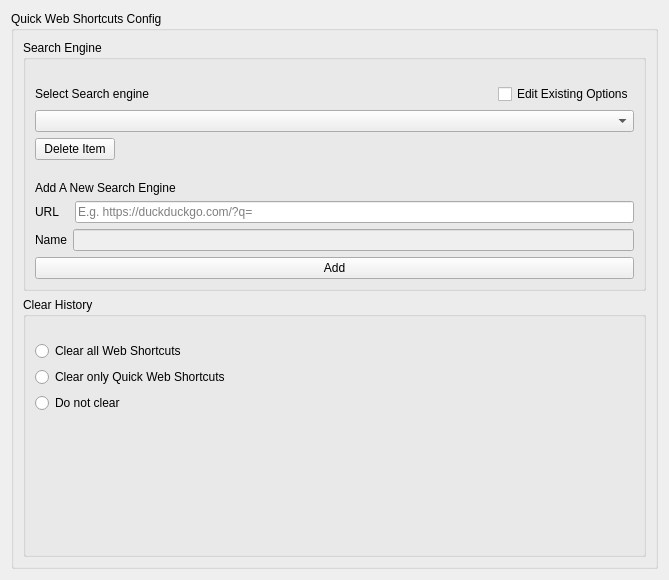
Qt form src/config/quick_web_shortcuts_config.ui (alex1701c/QuickWebShortcuts) before a commit.
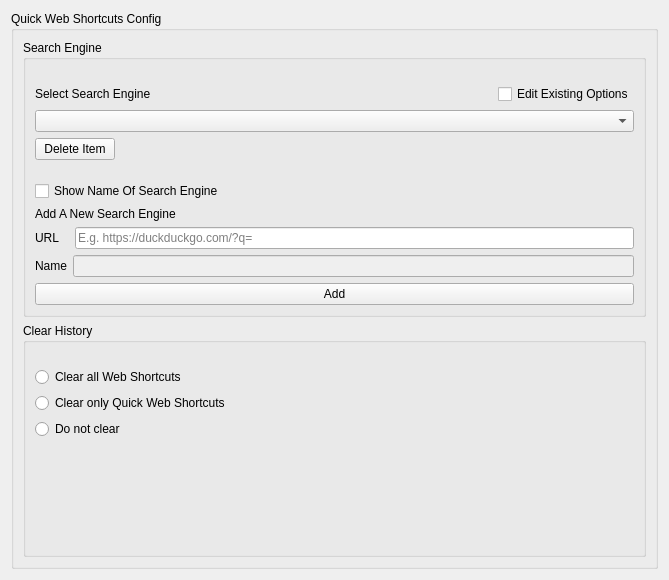
The same form after that commit. Icons and pictures are not drawn.

Commit message: Icons, bug fixes, option for search engine name

```diff
--- a/src/config/quick_web_shortcuts_config.ui
+++ b/src/config/quick_web_shortcuts_config.ui
@@ -56,6 +56,13 @@
            <property name="topMargin">
             <number>15</number>
            </property>
+           <item>
+            <widget class="QCheckBox" name="showSearchEngineName">
+             <property name="text">
+              <string>Show Name Of Search Engine</string>
+             </property>
+            </widget>
+           </item>
            <item>
             <widget class="QLabel" name="label">
              <property name="text">
@@ -133,7 +140,7 @@
              <item>
               <widget class="QLabel" name="searchEnginesLabel">
                <property name="text">
-                <string>Select Search engine  </string>
+                <string>Select Search Engine  </string>
                </property>
               </widget>
              </item>
```
Left out of the diff: 3 changed lines with no effect on the pictures. The commit also changes 14 other files.
